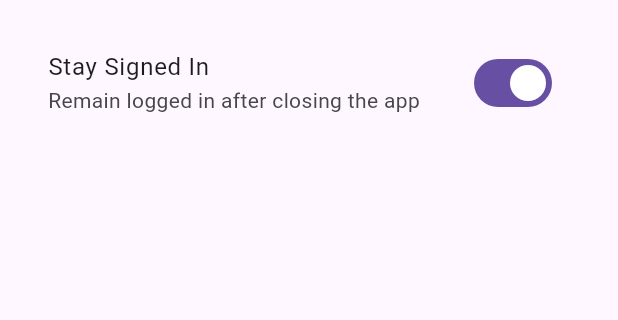
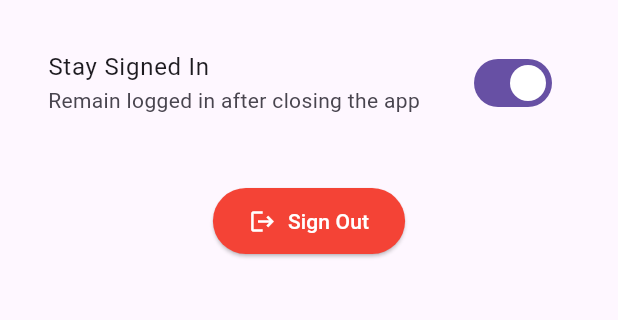
Before and after one commit to xyberii4/nittyquitty, a Flutter app: the SettingsScreen screen opened directly, on a phone screen of 412 x 824 dp, the part 187-507 px from its top. Run offline on Flutter 3.47's test engine with Material 3 defaults, Android fonts, the phone set to English and light mode, and no system bars; our stand-ins replace fl_chart, flutter_local_notifications, shared_preferences; accounts and stored records are empty; network calls fail.

Commit message:
Removed back button on the top and added option to sign out in settings

```diff
--- a/Frontend/lib/screens/home_screen.dart
+++ b/Frontend/lib/screens/home_screen.dart
@@ -35,6 +35,7 @@ class _HomeScreenState extends State<HomeScreen> {
   Widget build(BuildContext context) {
     return Scaffold(
       appBar: AppBar(
+        automaticallyImplyLeading: false,
         backgroundColor: Colors.green,
         title: Image.asset('images/Logo.png',
         height: 60, // Adjust height as needed
--- a/Frontend/lib/screens/settingspage.dart
+++ b/Frontend/lib/screens/settingspage.dart
@@ -61,6 +61,44 @@ class _SettingsScreenState extends State<SettingsScreen> {
                 _saveBoolSetting('staySignedIn', value);
               },
             ),
+
+            const SizedBox(height: 32),
+            Center(
+              child: ElevatedButton.icon(
+                icon: const Icon(Icons.logout),
+                label: const Text("Sign Out"),
+                style: ElevatedButton.styleFrom(
+                  backgroundColor: Colors.red,
+                  foregroundColor: Colors.white,
+                  padding: const EdgeInsets.symmetric(horizontal: 24, vertical: 12),
+                ),
+                  onPressed: () async {
+                  final confirm = await showDialog(
+                    context: context,
+                    builder: (_) => AlertDialog(
+                      title: const Text("Sign Out?"),
+                      content: const Text("Are you sure you want to log out?"),
+                      actions: [
+                        TextButton(onPressed: () => Navigator.pop(context, false), child: const Text("Cancel")),
+                        TextButton(onPressed: () => Navigator.pop(context, true), child: const Text("Sign Out")),
+                      ],
+                    ),
+                  );
+
+                  if (confirm == true) {
+                    final prefs = await SharedPreferences.getInstance();
+                    await prefs.remove('user_id');
+                    await prefs.setBool('staySignedIn', false);
+
+                    if (!context.mounted) return;
+                    Navigator.of(context).pushNamedAndRemoveUntil(
+                      '/', // or your login route
+                      (route) => false,
+                    );
+                  }
+                }
+              )
+            ),
           ],
         ),
       ),
```
